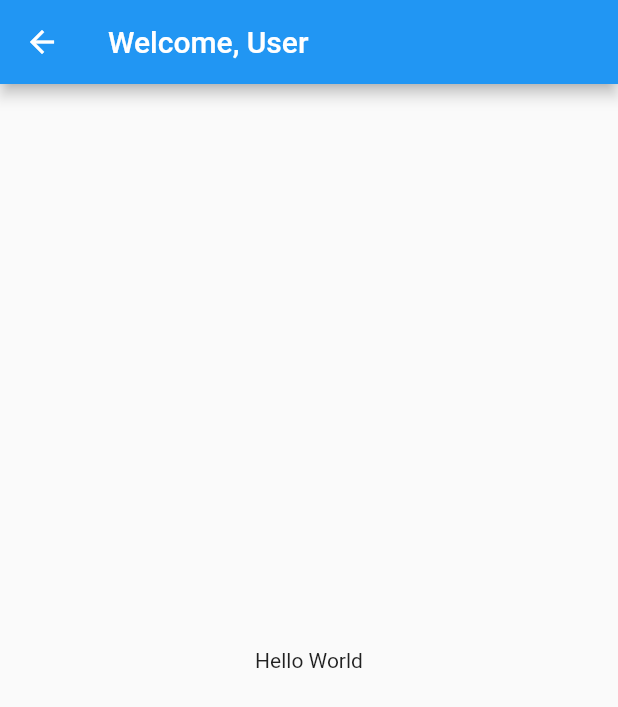
After one commit to AnthonyLimanto/SEPT_Project, a Flutter app: the Home screen opened by its route, on a phone screen of 412 x 824 dp. The commit adds this screen. Shown: the top 707 px of the screen. Run offline on Flutter 3.47's test engine with Material 2 defaults, Android fonts, the phone set to English and light mode, and no system bars.

Commit message:
Move flutter pages into folder, start home page

```diff
--- /dev/null
+++ b/shrimpfriedrice/lib/Pages/home.dart
@@ -0,0 +1,22 @@
+import 'package:flutter/material.dart';
+
+class Home extends StatefulWidget {
+  const Home({Key? key}) : super(key: key);
+
+  @override
+  HomeState createState() => HomeState();
+}
+
+class HomeState extends State<Home> {
+  @override
+  Widget build(BuildContext context) {
+    return Scaffold(
+      appBar: AppBar(
+        title: const Text("Welcome, User")
+      ),
+      body: const Center(
+        child: Text("Hello World")
+      ),
+    );
+  }
+}
--- a/shrimpfriedrice/lib/main.dart
+++ b/shrimpfriedrice/lib/main.dart
@@ -1,6 +1,7 @@
 import 'package:flutter/material.dart';
-import 'package:shrimpfriedrice/login.dart';
-import 'package:shrimpfriedrice/register.dart';
+import 'package:shrimpfriedrice/Pages/home.dart';
+import 'package:shrimpfriedrice/Pages/login.dart';
+import 'package:shrimpfriedrice/Pages/register.dart';
 
 void main() {
   runApp(
@@ -8,6 +9,7 @@ void main() {
         debugShowCheckedModeBanner: false,
         initialRoute: 'login',
         routes: {
+          'home': (context) => const Home(),
           'login': (context) => const Login(),
           'register': (context) => const Register(),
         }),
```
Also changed, not shown: shrimpfriedrice/lib/Pages/login.dart (renamed from shrimpfriedrice/lib/login.dart), shrimpfriedrice/lib/Pages/register.dart (renamed from shrimpfriedrice/lib/register.dart).
